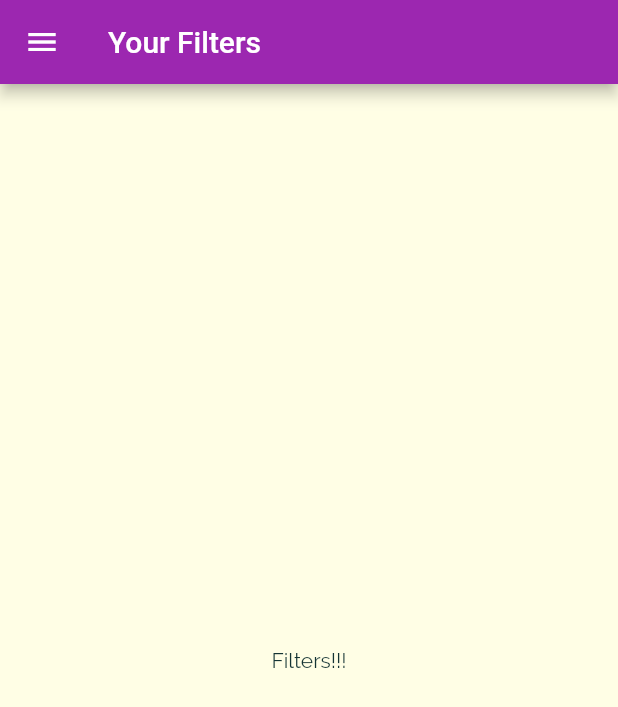
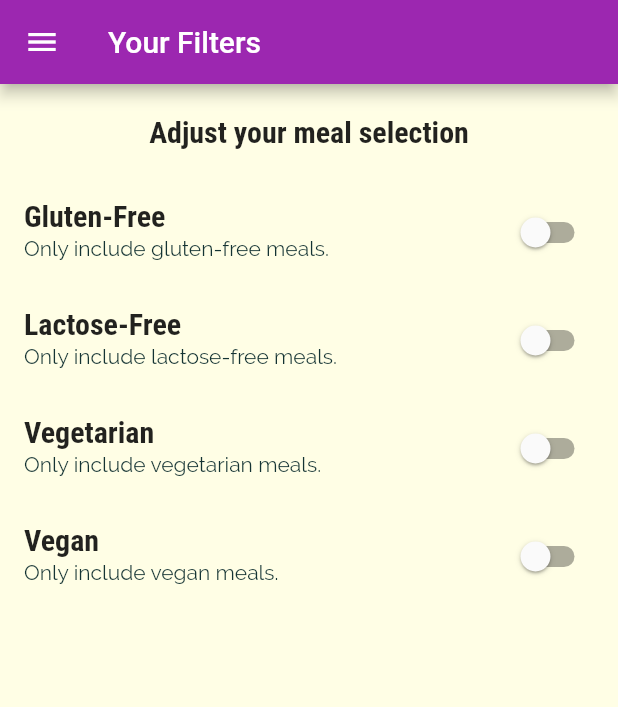
Before and after one commit to pfgrebelo/Flutter_MealsApp, a Flutter app: the FiltersScreen screen opened by its route, on a phone screen of 412 x 824 dp. Shown: the top 707 px of the screen. Run offline on Flutter 3.47's test engine with Material 2 defaults, Android fonts, the phone set to English and light mode, and no system bars; statements that could not run were skipped.

Commit message:
added filter switches

```diff
--- a/lib/screens/filters_screen.dart
+++ b/lib/screens/filters_screen.dart
@@ -1,9 +1,33 @@
 import 'package:flutter/material.dart';
 import '../widgets/main_drawer.dart';
 
-class FiltersScreen extends StatelessWidget {
+class FiltersScreen extends StatefulWidget {
   const FiltersScreen({super.key});
   static const routeName = '/filters';
+
+  @override
+  State<FiltersScreen> createState() => _FiltersScreenState();
+}
+
+class _FiltersScreenState extends State<FiltersScreen> {
+  var _glutenFree = false;
+  var _vegetarian = false;
+  var _vegan = false;
+  var _lactoseFree = false;
+
+  Widget _buildSwitchListTile(
+    String title,
+    String description,
+    bool currentValue,
+    Function(bool) updateValue,
+  ) {
+    return SwitchListTile(
+      value: currentValue,
+      onChanged: updateValue,
+      title: Text(title),
+      subtitle: Text(description),
+    );
+  }
 
   @override
   Widget build(BuildContext context) {
@@ -12,9 +36,68 @@ class FiltersScreen extends StatelessWidget {
           title: Text('Your Filters'),
         ),
         drawer: MainDrawer(),
-      body: Center(
-        child: Text('Filters!!!'),
+        body: Column(
+          children: [
+            Container(
+              padding: EdgeInsets.all(20),
+              child: Text(
+                'Adjust your meal selection',
+                style: Theme.of(context).textTheme.titleMedium,
               ),
+            ),
+            Expanded(
+              child: ListView(children: [
+                _buildSwitchListTile(
+                  'Gluten-Free',
+                  'Only include gluten-free meals.',
+                  _glutenFree,
+                  (newValue) {
+                    setState(
+                      () {
+                        _glutenFree = newValue;
+                      },
                     );
+                  },
+                ),
+                _buildSwitchListTile(
+                  'Lactose-Free',
+                  'Only include lactose-free meals.',
+                  _lactoseFree,
+                  (newValue) {
+                    setState(
+                      () {
+                        _lactoseFree = newValue;
+                      },
+                    );
+                  },
+                ),
+                _buildSwitchListTile(
+                  'Vegetarian',
+                  'Only include vegetarian meals.',
+                  _vegetarian,
+                  (newValue) {
+                    setState(
+                      () {
+                        _vegetarian = newValue;
+                      },
+                    );
+                  },
+                ),
+                _buildSwitchListTile(
+                  'Vegan',
+                  'Only include vegan meals.',
+                  _vegan,
+                  (newValue) {
+                    setState(
+                      () {
+                        _vegan = newValue;
+                      },
+                    );
+                  },
+                ),
+              ]),
+            )
+          ],
+        ));
   }
 }
```
Lines whose indentation alone changed are shown as unchanged.
